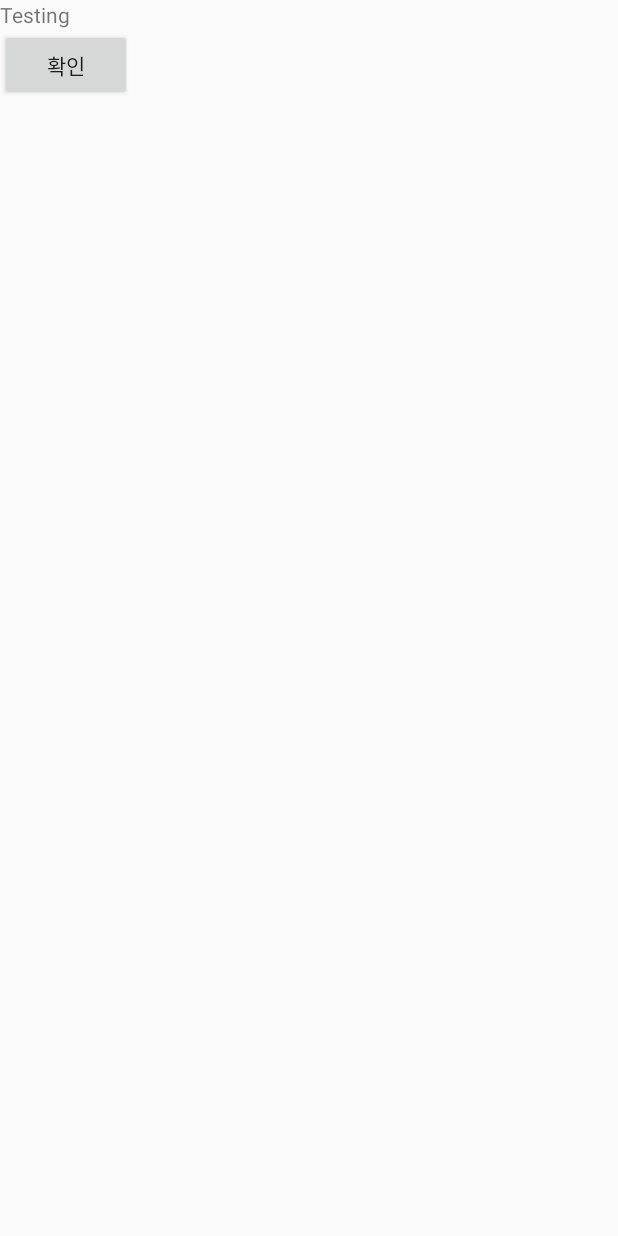
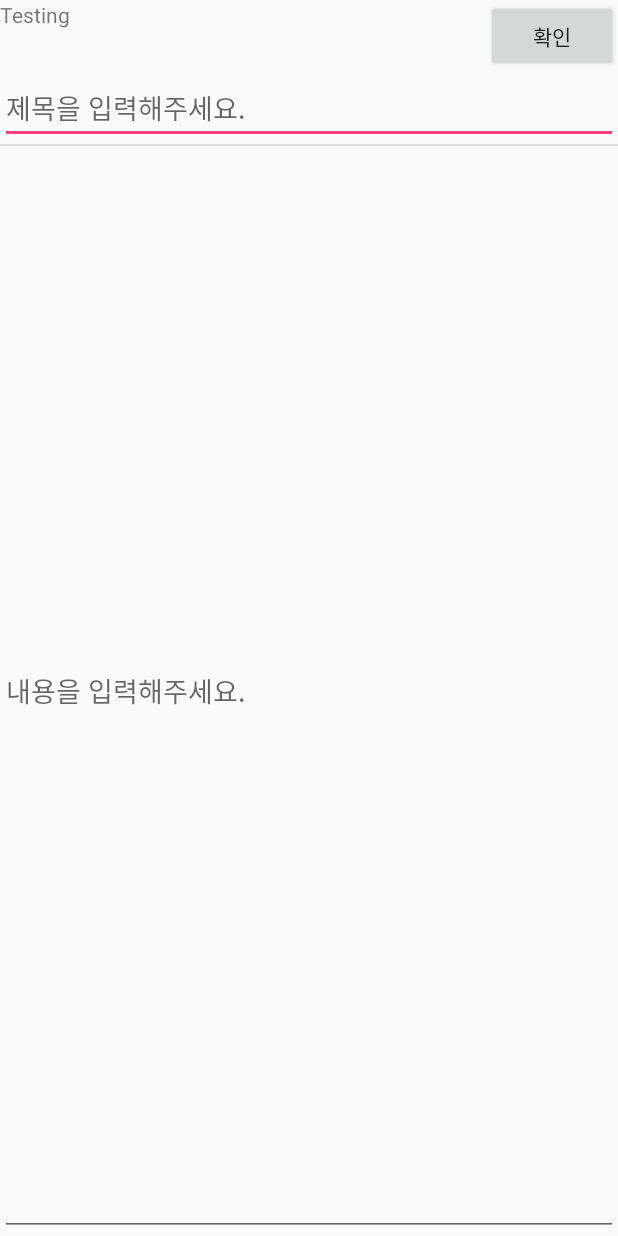
Before and after one commit to LeeParkOh/AndroidApp, an Android app: the screen it shows after launch (WritePopupActivity), after a tap on "글쓰기", on a phone screen of 412 x 824 dp. Run offline under Robolectric (Android 15) with nearby library versions, the phone set to English and light mode, and no system bars; 1 statement that could not run was skipped.

Commit message:
[*] 글쓰기 화면 개발

```diff
--- a/app/src/main/java/lpo/boardandroidapp/BoardMainActivity.java
+++ b/app/src/main/java/lpo/boardandroidapp/BoardMainActivity.java
@@ -93,8 +93,9 @@ public class BoardMainActivity extends AppCompatActivity {
                 .addConverterFactory(GsonConverterFactory.create())
                 .build();
 
+        String grpCd = "BD001";
         ContentService service = retrofit.create(ContentService.class);
-        Call<TabListRes> call = service.getTab();
+        Call<TabListRes> call = service.getTab(grpCd);
 
         try {
             mTabListRes = call.execute().body();
--- a/app/src/main/java/lpo/boardandroidapp/WritePopupActivity.java
+++ b/app/src/main/java/lpo/boardandroidapp/WritePopupActivity.java
@@ -4,10 +4,13 @@ import android.content.Intent;
 import android.os.Bundle;
 import android.support.annotation.Nullable;
 import android.support.v7.app.AppCompatActivity;
+import android.util.Log;
 import android.view.View;
 import android.view.Window;
 import android.widget.Button;
+import android.widget.EditText;
 import android.widget.TextView;
+import android.widget.Toast;
 
 /**
  * Created by Woonho on 2017. 3. 19..
@@ -15,6 +18,8 @@ import android.widget.TextView;
 
 public class WritePopupActivity extends AppCompatActivity {
 
+    protected static final String TAG = "WritePopupActivity";
+    String titleText;
 
     @Override
     protected void onCreate(@Nullable Bundle savedInstanceState) {
@@ -26,6 +31,8 @@ public class WritePopupActivity extends AppCompatActivity {
         // 테스트 UI
         TextView tv = (TextView) findViewById(R.id.test_view);
         Button btn = (Button) findViewById(R.id.test_btn);
+        EditText titleEdit = (EditText) findViewById(R.id.title_edit);
+        titleText = titleEdit.getText().toString();
 
         Intent intent = getIntent();
         String test = intent.getStringExtra("data");
@@ -45,6 +52,7 @@ public class WritePopupActivity extends AppCompatActivity {
         Intent intent = new Intent();
         intent.putExtra("result", "Close");
         setResult(RESULT_OK, intent);
+        Log.d(TAG, "Test = " + titleText);
 
         finish();
     }
--- a/app/src/main/java/lpo/boardandroidapp/android/retrofit2/ContentService.java
+++ b/app/src/main/java/lpo/boardandroidapp/android/retrofit2/ContentService.java
@@ -35,10 +35,10 @@ public interface ContentService {
 
     /**
      * Tab List
-     * @param
+     * @param grpCd 그룹 코드
      * @return
      */
     @GET("/util/searchCmnCd.do")
-    Call<TabListRes> getTab();
+    Call<TabListRes> getTab(@Query("grpCd") String grpCd);
 
 }
--- a/app/src/main/res/layout/popup_write.xml
+++ b/app/src/main/res/layout/popup_write.xml
@@ -5,22 +5,53 @@
 
     <LinearLayout
         android:layout_width="match_parent"
-        android:layout_height="wrap_content"
+        android:layout_height="match_parent"
         android:orientation="vertical">
+
+        <RelativeLayout
+            android:id="@+id/title_bar_container"
+            android:layout_width="match_parent"
+            android:layout_height="wrap_content">
 
             <TextView
                 android:id="@+id/test_view"
-            android:layout_width="match_parent"
+                android:layout_width="wrap_content"
                 android:layout_height="wrap_content"
+                android:layout_alignParentLeft="true"
                 android:text="Write Popup"/>
 
             <Button
                 android:id="@+id/test_btn"
                 android:layout_width="wrap_content"
                 android:layout_height="wrap_content"
+                android:layout_alignParentRight="true"
                 android:text="확인"/>
+
+        </RelativeLayout>
+
+        <LinearLayout
+            android:id="@+id/title_container"
+            android:layout_width="match_parent"
+            android:layout_height="wrap_content"
+            android:orientation="horizontal">
+
+            <EditText
+                android:id="@+id/title_edit"
+                android:layout_width="match_parent"
+                android:layout_height="wrap_content"
+                android:hint="제목을 입력해주세요."/>
 
         </LinearLayout>
 
+        <View style="@style/Divider"
+            android:id="@+id/divider"/>
+
+        <EditText
+            android:id="@+id/content_edit"
+            android:layout_width="match_parent"
+            android:layout_height="match_parent"
+            android:hint="내용을 입력해주세요."/>
+
+    </LinearLayout>
 
 </RelativeLayout>
```
Also changed, not shown: app/src/main/java/lpo/boardandroidapp/adapter/BoardMainAdapter.java (+7 -8 lines), app/src/main/java/lpo/boardandroidapp/response/BoardMainRes.java (+2 -20 lines), app/src/main/res/layout/main_item.xml (+6 -3 lines). Lines whose indentation alone changed are shown as unchanged.
